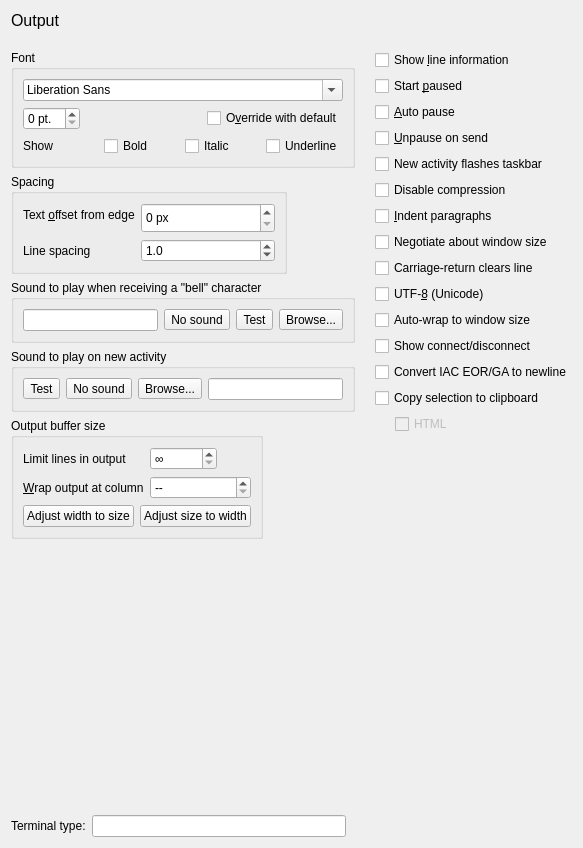
This is smushclient-qt/cpp/ui/prefs/output.ui in jnbooth/smushclient as Qt 5 draws it before an edit. The edited form follows.
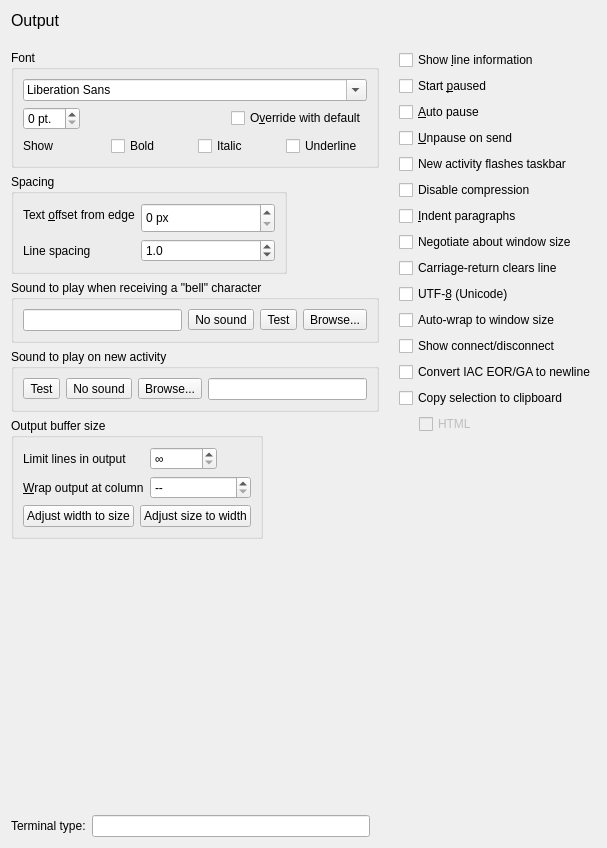
This is the edited form. Icons and pictures are not drawn.

Diff of the .ui file:
```diff
--- a/smushclient-qt/cpp/ui/prefs/output.ui
+++ b/smushclient-qt/cpp/ui/prefs/output.ui
@@ -6,7 +6,7 @@
    <rect>
     <x>0</x>
     <y>0</y>
-    <width>583</width>
+    <width>607</width>
     <height>848</height>
    </rect>
   </property>
```
Left out of the diff: 138 changed lines with no effect on the pictures.
